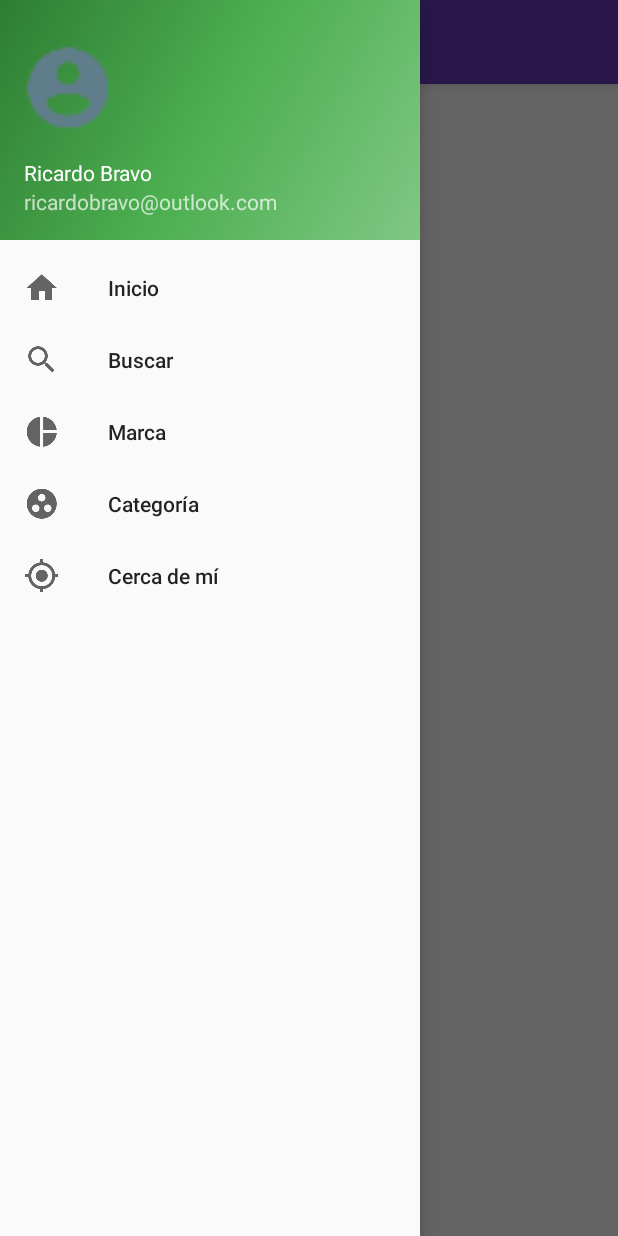
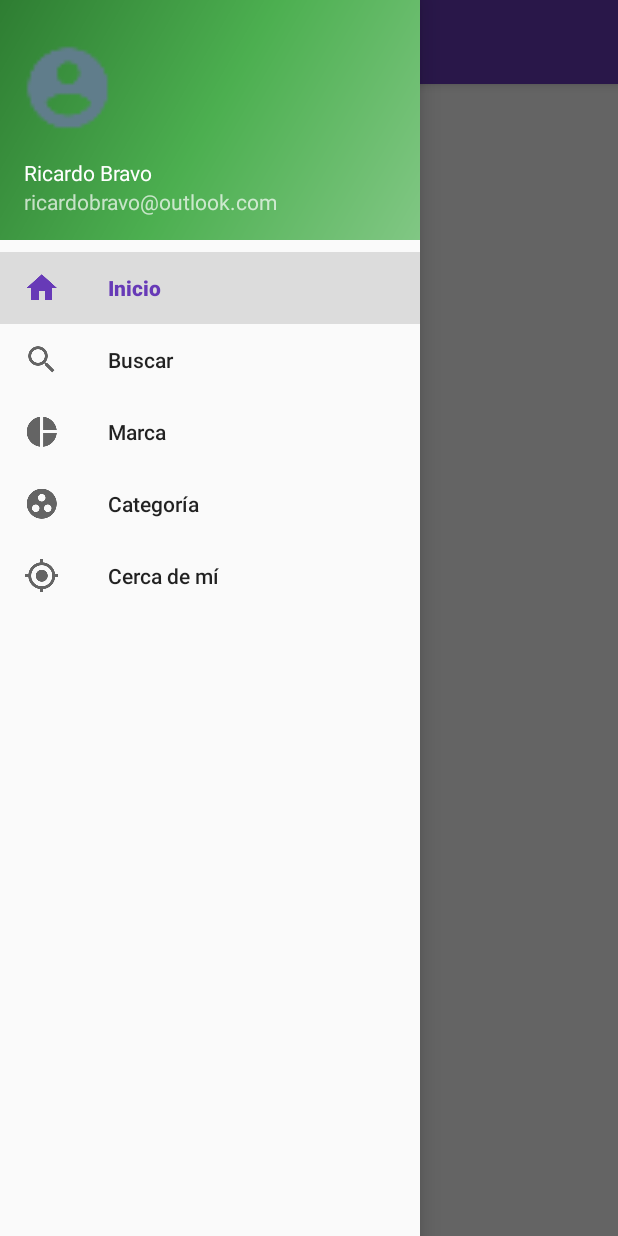
Before and after one commit to RicardoBravoA/EcommerceAndroid, an Android app: the fragment BrandFragment placed in its activity, with the side drawer open, on a phone screen of 412 x 824 dp. Run offline under Robolectric (Android 15) with nearby library versions, the phone set to English and light mode, and no system bars.

Commit message:
wip(navigationView): select first item

```diff
--- a/app/src/main/java/com/rba/ecommerce/activity/MainActivity.java
+++ b/app/src/main/java/com/rba/ecommerce/activity/MainActivity.java
@@ -1,3 +1,4 @@
+
 package com.rba.ecommerce.activity;
 
 import android.os.Bundle;
@@ -24,6 +25,8 @@ public class MainActivity extends AppCompatActivity
 
     private DrawerLayout drawer;
     private Toolbar toolbar;
+    private ActionBarDrawerToggle toggle;
+    private NavigationView navigationView;
 
     @Override
     protected void onCreate(Bundle savedInstanceState) {
@@ -33,13 +36,17 @@ public class MainActivity extends AppCompatActivity
         setSupportActionBar(toolbar);
 
         drawer = (DrawerLayout) findViewById(R.id.drawer_layout);
-        ActionBarDrawerToggle toggle = new ActionBarDrawerToggle(
+        toggle = new ActionBarDrawerToggle(
                 this, drawer, toolbar, R.string.navigation_drawer_open, R.string.navigation_drawer_close);
         drawer.addDrawerListener(toggle);
         toggle.syncState();
 
-        NavigationView navigationView = (NavigationView) findViewById(R.id.nav_view);
+        navigationView = (NavigationView) findViewById(R.id.nav_view);
         navigationView.setNavigationItemSelectedListener(this);
+
+        navigationView.getMenu().getItem(0).setChecked(true);
+        onNavigationItemSelected(navigationView.getMenu().getItem(0));
+
     }
 
     @Override
--- a/app/src/main/java/com/rba/ecommerce/fragment/BrandFragment.java
+++ b/app/src/main/java/com/rba/ecommerce/fragment/BrandFragment.java
@@ -26,9 +26,12 @@ public class BrandFragment extends Fragment {
     @Nullable
     @Override
     public View onCreateView(LayoutInflater inflater, ViewGroup container, Bundle savedInstanceState) {
-        View rootView = inflater.inflate(R.layout.fragment_brand, container, false);
+        return inflater.inflate(R.layout.fragment_brand, container, false);
+    }
 
-        return rootView;
+    @Override
+    public void onViewCreated(View view, @Nullable Bundle savedInstanceState) {
+
     }
 
     @Override
@@ -40,4 +43,5 @@ public class BrandFragment extends Fragment {
     public void onDetach() {
         super.onDetach();
     }
+
 }
--- a/app/src/main/res/layout/activity_main.xml
+++ b/app/src/main/res/layout/activity_main.xml
@@ -20,6 +20,7 @@
         android:layout_gravity="start"
         android:fitsSystemWindows="true"
         app:headerLayout="@layout/nav_header_main"
+        app:insetForeground="@color/colorPrimaryDark"
         app:menu="@menu/activity_main_drawer" />
 
 </android.support.v4.widget.DrawerLayout>
--- a/app/src/main/res/layout/fragment_brand.xml
+++ b/app/src/main/res/layout/fragment_brand.xml
@@ -9,6 +9,6 @@
         android:layout_width="match_parent"
         android:layout_height="wrap_content"
         android:gravity="center"
-        android:text="@string/nav_brand"/>
+        android:text="@string/nav_search"/>
 
 </LinearLayout>
--- a/app/src/main/res/layout/fragment_category.xml
+++ b/app/src/main/res/layout/fragment_category.xml
@@ -9,6 +9,6 @@
         android:layout_width="match_parent"
         android:layout_height="wrap_content"
         android:gravity="center"
-        android:text="@string/nav_category"/>
+        android:text="@string/nav_search"/>
 
 </LinearLayout>
--- a/app/src/main/res/values-v21/styles.xml
+++ b/app/src/main/res/values-v21/styles.xml
@@ -5,6 +5,7 @@
         <item name="windowNoTitle">true</item>
         <item name="android:windowDrawsSystemBarBackgrounds">true</item>
         <item name="android:statusBarColor">@android:color/transparent</item>
+        <item name="android:navigationBarColor">@color/colorPrimary</item>
     </style>
 
 </resources>
--- a/app/src/main/res/values/colors.xml
+++ b/app/src/main/res/values/colors.xml
@@ -7,6 +7,9 @@
     <color name="color_selected">#536DFE</color>
     <color name="color_normal">#607D8B</color>
     <color name="smile_color">#552C92</color>
+
+    <color name="deep_green_700_alpha_50">#80388E3C</color>
+    <color name="app_background_color">#ffffffff</color>
 
 
     <!-- opacity
```
Also changed, not shown: app/src/main/AndroidManifest.xml (+7 -5 lines), app/src/main/java/com/rba/ecommerce/fragment/CategoryFragment.java (+5 -2 lines), app/src/main/java/com/rba/ecommerce/model/entity/ItemEntity.java (added, +31 -0 lines), app/src/main/res/values/ids.xml (added, +24 -0 lines), app/src/main/res/drawable/ic_dota.jpg (added), app/src/main/res/layout/app_bar_main.xml (line endings or trailing spaces).
